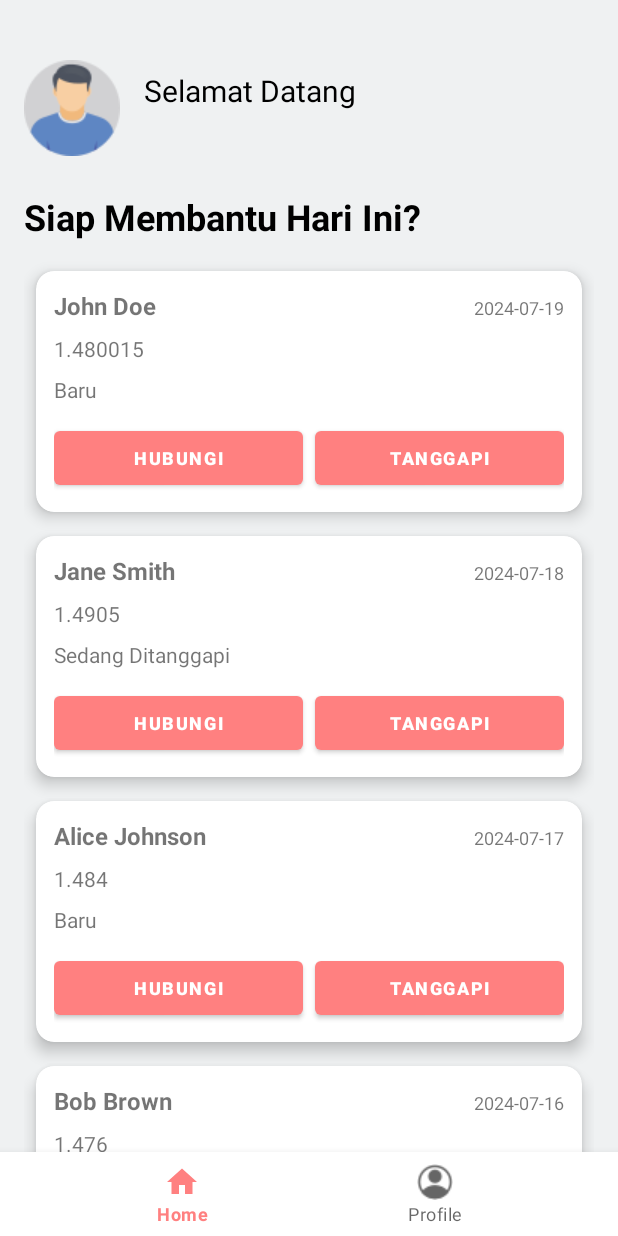
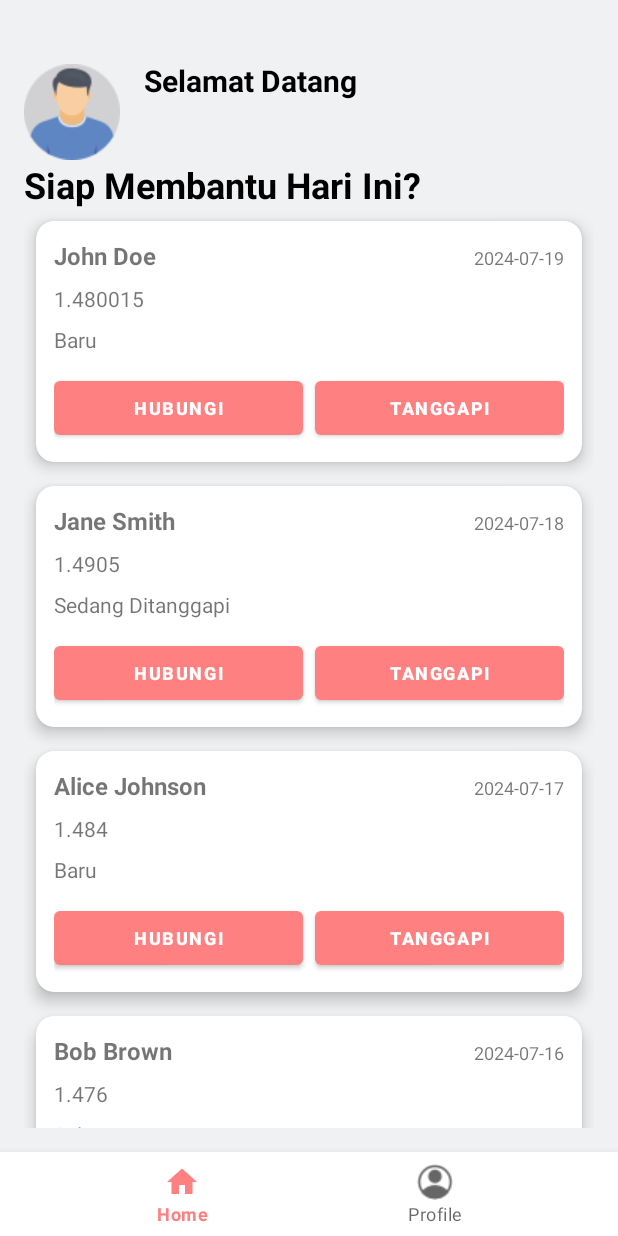
Before and after one commit to JonathanAlzndr/RescueHub, an Android app: the HomeFragment screen opened directly, with no data from a screen before it, on a phone screen of 412 x 824 dp. Run offline under Robolectric (Android 15) with nearby library versions, the phone set to English and light mode, and no system bars; our stand-ins replace navigation-ui; network calls fail; 1 statement that could not run was skipped.

Commit message:
fixing layout

```diff
--- a/app/src/main/java/com/example/rescuehub/ui/upload/UploadActivity.kt
+++ b/app/src/main/java/com/example/rescuehub/ui/upload/UploadActivity.kt
@@ -63,6 +63,9 @@ class UploadActivity : AppCompatActivity() {
         val factory = ViewModelFactory.getInstance(this)
         viewModel = ViewModelProvider(this, factory)[UploadViewModel::class.java]
 
+
+        binding.progressBar.visibility = View.INVISIBLE
+
         binding.btnGallery.setOnClickListener {
             startGallery()
         }
@@ -120,7 +123,6 @@ class UploadActivity : AppCompatActivity() {
     private fun showLoading(isLoading: Boolean) {
         binding.progressBar.visibility = if (isLoading) View.VISIBLE else View.GONE
     }
-
     private fun showToast(message: String) {
         Toast.makeText(this, message, Toast.LENGTH_SHORT).show()
     }
--- a/app/src/main/res/layout/activity_maps.xml
+++ b/app/src/main/res/layout/activity_maps.xml
@@ -15,7 +15,7 @@
         android:id="@+id/buttonCompleteHelp"
         android:layout_width="wrap_content"
         android:layout_height="wrap_content"
-        android:text="Complete Help"
+        android:text="@string/selesaikan_bantuan"
         android:layout_alignParentBottom="true"
         android:layout_centerHorizontal="true"
         android:layout_marginBottom="64dp"/>
--- a/app/src/main/res/layout/fragment_home.xml
+++ b/app/src/main/res/layout/fragment_home.xml
@@ -10,47 +10,53 @@
 
     <ImageView
         android:id="@+id/iv_avatar"
-        android:layout_marginVertical="24dp"
-        android:layout_width="wrap_content"
-        android:layout_height="wrap_content"
+        android:layout_width="64dp"
+        android:layout_height="64dp"
+        android:layout_marginTop="24dp"
+        android:layout_marginBottom="16dp"
+        android:layout_marginEnd="16dp"
         android:src="@drawable/man"
         app:layout_constraintStart_toStartOf="parent"
-        app:layout_constraintTop_toTopOf="parent" />
+        app:layout_constraintTop_toTopOf="parent"
+        app:layout_constraintBottom_toTopOf="@id/tv_siap_membantu"
+        app:layout_constraintEnd_toStartOf="@id/tv_hello_user" />
 
     <TextView
         android:id="@+id/tv_hello_user"
         android:layout_width="0dp"
         android:layout_height="wrap_content"
-        android:paddingHorizontal="16dp"
         android:text="@string/selamat_datang_n_s"
         android:textColor="@color/black"
         android:textSize="20sp"
-        app:layout_constraintBottom_toBottomOf="@id/iv_avatar"
+        android:textStyle="bold"
+        android:layout_marginTop="24dp"
+        android:layout_marginBottom="16dp"
+        app:layout_constraintTop_toTopOf="parent"
+        app:layout_constraintStart_toEndOf="@id/iv_avatar"
         app:layout_constraintEnd_toEndOf="parent"
-        app:layout_constraintStart_toEndOf="@id/iv_avatar"
-        app:layout_constraintTop_toTopOf="@id/iv_avatar" />
+        app:layout_constraintBottom_toTopOf="@id/tv_siap_membantu" />
 
     <TextView
         android:id="@+id/tv_siap_membantu"
-        android:layout_width="match_parent"
+        android:layout_width="0dp"
         android:layout_height="wrap_content"
-        android:layout_marginVertical="24dp"
         android:text="@string/siap_membantu_hari_ini"
         android:textColor="@color/black"
         android:textSize="24sp"
         android:textStyle="bold"
-        app:layout_constraintEnd_toEndOf="@id/tv_hello_user"
-        app:layout_constraintStart_toStartOf="@id/iv_avatar"
-        app:layout_constraintTop_toBottomOf="@id/iv_avatar" />
+        android:layout_marginBottom="24dp"
+        app:layout_constraintTop_toBottomOf="@id/iv_avatar"
+        app:layout_constraintStart_toStartOf="parent"
+        app:layout_constraintEnd_toEndOf="parent" />
 
     <androidx.recyclerview.widget.RecyclerView
         android:id="@+id/rv_main"
-        android:layout_marginVertical="12dp"
-        android:layout_width="match_parent"
+        android:layout_width="0dp"
         android:layout_height="0dp"
-        app:layout_constraintBottom_toBottomOf="parent"
-        app:layout_constraintEnd_toEndOf="@id/tv_siap_membantu"
-        app:layout_constraintStart_toStartOf="@id/tv_siap_membantu"
-        app:layout_constraintTop_toBottomOf="@id/tv_siap_membantu" />
+        app:layout_constraintTop_toBottomOf="@id/tv_siap_membantu"
+        app:layout_constraintStart_toStartOf="parent"
+        app:layout_constraintEnd_toEndOf="parent"
+        android:layout_marginBottom="?attr/actionBarSize"
+        app:layout_constraintBottom_toBottomOf="parent" />
 
 </androidx.constraintlayout.widget.ConstraintLayout>
--- a/app/src/main/res/values-night/themes.xml
+++ b/app/src/main/res/values-night/themes.xml
@@ -3,13 +3,11 @@
     <style name="Theme.RescueHub" parent="Theme.MaterialComponents.DayNight">
         <!-- Primary brand color. -->
         <item name="colorPrimary">@color/pink</item>
-        <item name="colorPrimaryVariant">@color/purple_700</item>
-        <item name="colorOnPrimary">@color/black</item>
-        <!-- Secondary brand color. -->
-        <item name="colorSecondary">@color/teal_200</item>
-        <item name="colorSecondaryVariant">@color/teal_200</item>
+        <item name="colorPrimaryVariant">@color/bubblegum_pink</item>
+        <item name="colorOnPrimary">@color/white</item>
+        <item name="colorSecondary">@color/blush_pink</item>
+        <item name="colorSecondaryVariant">@color/bubblegum_pink</item>
         <item name="colorOnSecondary">@color/black</item>
-        <!-- Status bar color. -->
         <item name="android:statusBarColor">?attr/colorPrimaryVariant</item>
         <!-- Customize your theme here. -->
     </style>
--- a/app/src/main/res/values/colors.xml
+++ b/app/src/main/res/values/colors.xml
@@ -8,5 +8,9 @@
     <color name="black">#FF000000</color>
     <color name="white">#FFFFFFFF</color>
     <color name="pink">#FF8080</color>
+    <color name="bubblegum_pink">#FF90BC</color>
+    <color name="blush_pink">#FFC0D9</color>
+    <color name="soft_ivory">#F9F9E0</color>
+    <color name="seafom_blue">#8ACDD7</color>
     <color name="gray">#EFF1F2</color>
 </resources>
--- a/app/src/main/res/values/strings.xml
+++ b/app/src/main/res/values/strings.xml
@@ -30,4 +30,5 @@
     <string name="keluar">Keluar</string>
     <string name="selamat_datang_n_s">Selamat Datang\n%s</string>
     <string name="title_activity_maps">MapsActivity</string>
+    <string name="selesaikan_bantuan">Selesaikan Bantuan</string>
 </resources>
--- a/app/src/main/res/values/themes.xml
+++ b/app/src/main/res/values/themes.xml
@@ -3,13 +3,11 @@
     <style name="Theme.RescueHub" parent="Theme.MaterialComponents.DayNight">
         <!-- Primary brand color. -->
         <item name="colorPrimary">@color/pink</item>
-        <item name="colorPrimaryVariant">@color/purple_700</item>
+        <item name="colorPrimaryVariant">@color/bubblegum_pink</item>
         <item name="colorOnPrimary">@color/white</item>
-        <!-- Secondary brand color. -->
-        <item name="colorSecondary">@color/teal_200</item>
-        <item name="colorSecondaryVariant">@color/teal_700</item>
+        <item name="colorSecondary">@color/blush_pink</item>
+        <item name="colorSecondaryVariant">@color/bubblegum_pink</item>
         <item name="colorOnSecondary">@color/black</item>
-        <!-- Status bar color. -->
         <item name="android:statusBarColor">?attr/colorPrimaryVariant</item>
         <!-- Customize your theme here. -->
     </style>
```
